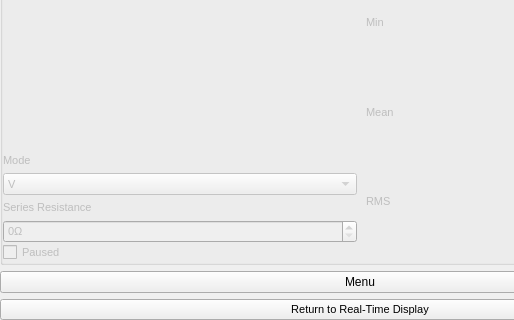
EspoTek/Labrador, file Desktop_Interface/ui_files_mobile/mainwindow.ui: the form before one commit; both pictures show x 0 to 514 and y 960 to 1280 of the 720 by 1280 pixel window.
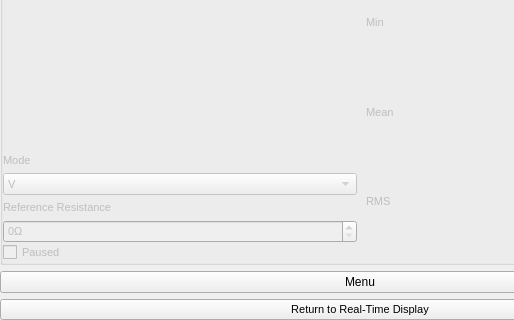
The form after the commit. The open tabs and pages were chosen to show the change. Custom widgets are drawn as their Qt base class.

```diff
--- a/Desktop_Interface/ui_files_mobile/mainwindow.ui
+++ b/Desktop_Interface/ui_files_mobile/mainwindow.ui
@@ -1010,7 +1010,7 @@
                   </size>
                  </property>
                  <property name="text">
-                  <string>Series Resistance</string>
+                  <string>Reference Resistance</string>
                  </property>
                  <property name="alignment">
                   <set>Qt::AlignBottom|Qt::AlignLeading|Qt::AlignLeft</set>
```
